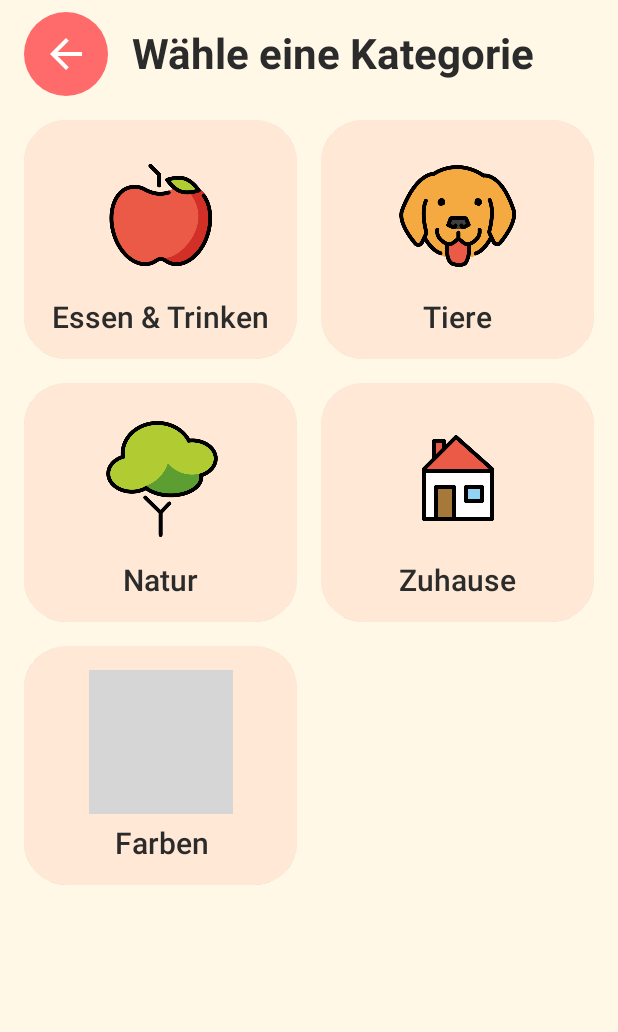
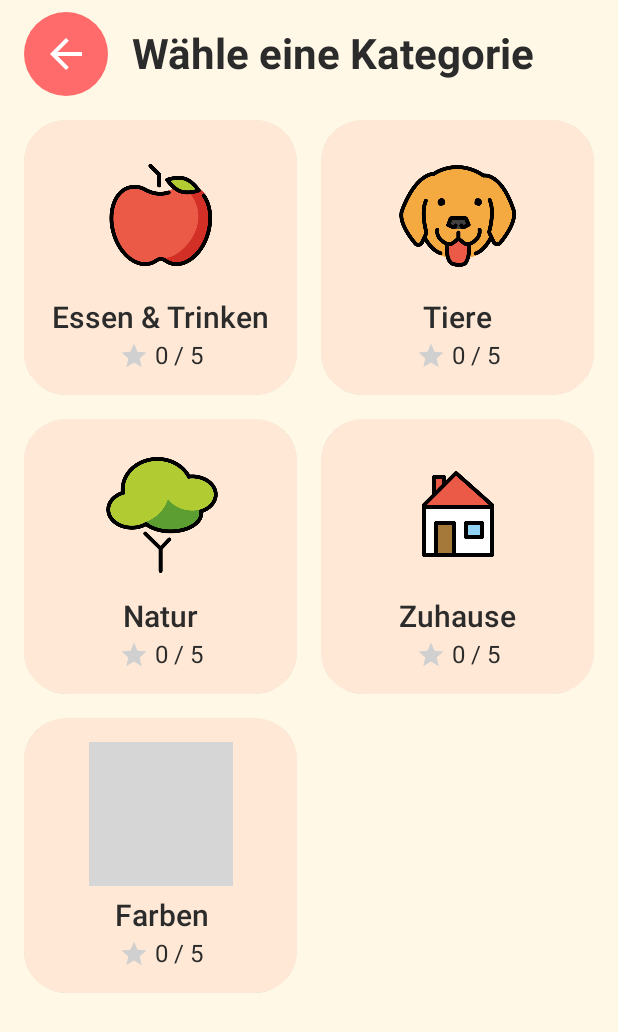
Before and after one commit to SaitTan/TurkischLernApp, an Android app built with Jetpack Compose: the WordCategoriesScreen screen opened through its navigation route, on a phone screen of 412 x 824 dp. Shown: the top 1032 px of the screen. Run offline under Robolectric (Android 15) with nearby library versions, the phone set to English and light mode, and no system bars; grey boxes are pictures that could not be loaded.

```diff
--- a/app/build.gradle.kts
+++ b/app/build.gradle.kts
@@ -71,6 +71,7 @@ dependencies {
     implementation("androidx.compose.material:material-icons-extended")
 
     implementation("androidx.navigation:navigation-compose:2.8.1")
+    implementation("androidx.datastore:datastore-preferences:1.1.1")
 
     implementation("nl.dionsegijn:konfetti-compose:2.0.4")
 
--- a/app/src/main/kotlin/com/saittan/turkischlernen/MainActivity.kt
+++ b/app/src/main/kotlin/com/saittan/turkischlernen/MainActivity.kt
@@ -7,19 +7,29 @@ import androidx.compose.foundation.layout.fillMaxSize
 import androidx.compose.material3.Surface
 import androidx.compose.runtime.Composable
 import androidx.compose.runtime.DisposableEffect
+import androidx.compose.runtime.collectAsState
+import androidx.compose.runtime.getValue
+import androidx.compose.runtime.mutableStateOf
 import androidx.compose.runtime.remember
+import androidx.compose.runtime.rememberCoroutineScope
+import androidx.compose.runtime.saveable.rememberSaveable
+import androidx.compose.runtime.setValue
 import androidx.compose.ui.Modifier
 import androidx.compose.ui.platform.LocalContext
 import androidx.navigation.compose.NavHost
 import androidx.navigation.compose.composable
 import androidx.navigation.compose.rememberNavController
 import com.saittan.turkischlernen.audio.AudioManager
+import com.saittan.turkischlernen.audio.TtsStatus
+import com.saittan.turkischlernen.data.repository.ProgressRepository
 import com.saittan.turkischlernen.data.repository.WordRepository
+import com.saittan.turkischlernen.ui.components.TtsMissingDialog
 import com.saittan.turkischlernen.ui.screens.HomeScreen
 import com.saittan.turkischlernen.ui.screens.SituationsScreen
 import com.saittan.turkischlernen.ui.screens.WordCategoriesScreen
 import com.saittan.turkischlernen.ui.screens.WordLearningScreen
 import com.saittan.turkischlernen.ui.theme.TurkischLernenTheme
+import kotlinx.coroutines.launch
 
 class MainActivity : ComponentActivity() {
 
@@ -39,15 +49,28 @@ class MainActivity : ComponentActivity() {
 private fun AppRoot() {
     val context = LocalContext.current
     val audio = remember { AudioManager(context) }
+    val progress = remember { ProgressRepository(context) }
+    val scope = rememberCoroutineScope()
+
     DisposableEffect(Unit) {
         onDispose { audio.shutdown() }
     }
+
+    val ttsStatus by audio.status.collectAsState()
+    var dialogDismissed by rememberSaveable { mutableStateOf(false) }
+    if (ttsStatus == TtsStatus.TurkishMissing && !dialogDismissed) {
+        TtsMissingDialog(onDismiss = { dialogDismissed = true })
+    }
+
+    val learnedWords by progress.learnedWords.collectAsState(initial = emptySet())
 
     val navController = rememberNavController()
 
     NavHost(navController = navController, startDestination = Routes.HOME) {
         composable(Routes.HOME) {
             HomeScreen(
+                totalWords = WordRepository.totalWordCount,
+                learnedCount = learnedWords.size.coerceAtMost(WordRepository.totalWordCount),
                 onWordsClick = { navController.navigate(Routes.WORD_CATEGORIES) },
                 onSituationsClick = { navController.navigate(Routes.SITUATIONS) },
             )
@@ -55,6 +78,7 @@ private fun AppRoot() {
         composable(Routes.WORD_CATEGORIES) {
             WordCategoriesScreen(
                 categories = WordRepository.categories,
+                learnedWords = learnedWords,
                 onBack = { navController.popBackStack() },
                 onCategoryClick = { categoryId ->
                     navController.navigate("${Routes.WORD_LEARNING}/$categoryId")
@@ -68,6 +92,10 @@ private fun AppRoot() {
                 WordLearningScreen(
                     category = category,
                     audio = audio,
+                    learnedWords = learnedWords,
+                    onCorrect = { word ->
+                        scope.launch { progress.markLearned(category.id, word.turkish) }
+                    },
                     onBack = { navController.popBackStack() },
                 )
             }
--- a/app/src/main/kotlin/com/saittan/turkischlernen/audio/AudioManager.kt
+++ b/app/src/main/kotlin/com/saittan/turkischlernen/audio/AudioManager.kt
@@ -5,7 +5,12 @@ import android.media.MediaPlayer
 import android.speech.tts.TextToSpeech
 import android.util.Log
 import androidx.annotation.RawRes
+import kotlinx.coroutines.flow.MutableStateFlow
+import kotlinx.coroutines.flow.StateFlow
+import kotlinx.coroutines.flow.asStateFlow
 import java.util.Locale
+
+enum class TtsStatus { Initializing, Ready, TurkishMissing }
 
 /**
  * Spielt Audio ab. Bevorzugt vorgefertigte MP3/OGG-Dateien aus res/raw;
@@ -17,17 +22,21 @@ class AudioManager(context: Context) {
     private var mediaPlayer: MediaPlayer? = null
     private var tts: TextToSpeech? = null
     private var ttsReady = false
-    private var turkishAvailable = false
+
+    private val _status = MutableStateFlow(TtsStatus.Initializing)
+    val status: StateFlow<TtsStatus> = _status.asStateFlow()
 
     init {
-        tts = TextToSpeech(appContext) { status ->
-            if (status == TextToSpeech.SUCCESS) {
+        tts = TextToSpeech(appContext) { initStatus ->
+            if (initStatus == TextToSpeech.SUCCESS) {
                 val result = tts?.setLanguage(Locale("tr", "TR"))
-                turkishAvailable = result != TextToSpeech.LANG_MISSING_DATA &&
+                val turkishOk = result != TextToSpeech.LANG_MISSING_DATA &&
                     result != TextToSpeech.LANG_NOT_SUPPORTED
                 ttsReady = true
+                _status.value = if (turkishOk) TtsStatus.Ready else TtsStatus.TurkishMissing
             } else {
-                Log.w(TAG, "TTS init failed: $status")
+                Log.w(TAG, "TTS init failed: $initStatus")
+                _status.value = TtsStatus.TurkishMissing
             }
         }
     }
@@ -43,8 +52,6 @@ class AudioManager(context: Context) {
         }
         speakTts(text)
     }
-
-    fun isTurkishVoiceAvailable(): Boolean = ttsReady && turkishAvailable
 
     private fun speakTts(text: String) {
         val engine = tts ?: return
--- /dev/null
+++ b/app/src/main/kotlin/com/saittan/turkischlernen/data/repository/ProgressRepository.kt
@@ -0,0 +1,33 @@
+package com.saittan.turkischlernen.data.repository
+
+import android.content.Context
+import androidx.datastore.core.DataStore
+import androidx.datastore.preferences.core.Preferences
+import androidx.datastore.preferences.core.edit
+import androidx.datastore.preferences.core.stringSetPreferencesKey
+import androidx.datastore.preferences.preferencesDataStore
+import kotlinx.coroutines.flow.Flow
+import kotlinx.coroutines.flow.map
+
+private val Context.progressDataStore: DataStore<Preferences> by preferencesDataStore(name = "progress")
+
+class ProgressRepository(context: Context) {
+
+    private val store = context.applicationContext.progressDataStore
+
+    val learnedWords: Flow<Set<String>> = store.data.map { prefs ->
+        prefs[LEARNED_WORDS] ?: emptySet()
+    }
+
+    suspend fun markLearned(categoryId: String, turkish: String) {
+        store.edit { prefs ->
+            val current = prefs[LEARNED_WORDS] ?: emptySet()
+            prefs[LEARNED_WORDS] = current + token(categoryId, turkish)
+        }
+    }
+
+    companion object {
+        private val LEARNED_WORDS = stringSetPreferencesKey("learned_words")
+        fun token(categoryId: String, turkish: String): String = "$categoryId:$turkish"
+    }
+}
--- a/app/src/main/kotlin/com/saittan/turkischlernen/data/repository/WordRepository.kt
+++ b/app/src/main/kotlin/com/saittan/turkischlernen/data/repository/WordRepository.kt
@@ -70,4 +70,6 @@ object WordRepository {
     )
 
     fun categoryById(id: String): Category? = categories.firstOrNull { it.id == id }
+
+    val totalWordCount: Int = categories.sumOf { it.words.size }
 }
--- a/app/src/main/kotlin/com/saittan/turkischlernen/ui/screens/HomeScreen.kt
+++ b/app/src/main/kotlin/com/saittan/turkischlernen/ui/screens/HomeScreen.kt
@@ -1,8 +1,8 @@
 package com.saittan.turkischlernen.ui.screens
 
+import androidx.compose.foundation.Image
 import androidx.compose.foundation.background
 import androidx.compose.foundation.clickable
-import androidx.compose.foundation.layout.Arrangement
 import androidx.compose.foundation.layout.Box
 import androidx.compose.foundation.layout.Column
 import androidx.compose.foundation.layout.Spacer
@@ -12,7 +12,7 @@ import androidx.compose.foundation.layout.fillMaxWidth
 import androidx.compose.foundation.layout.height
 import androidx.compose.foundation.layout.padding
 import androidx.compose.foundation.layout.size
-import androidx.compose.foundation.layout.statusBars
+import androidx.compose.foundation.layout.systemBars
 import androidx.compose.foundation.layout.windowInsetsPadding
 import androidx.compose.foundation.shape.RoundedCornerShape
 import androidx.compose.material3.MaterialTheme
@@ -27,11 +27,12 @@ import androidx.compose.ui.res.painterResource
 import androidx.compose.ui.res.stringResource
 import androidx.compose.ui.text.style.TextAlign
 import androidx.compose.ui.unit.dp
-import androidx.compose.foundation.Image
 import com.saittan.turkischlernen.R
 
 @Composable
 fun HomeScreen(
+    totalWords: Int,
+    learnedCount: Int,
     onWordsClick: () -> Unit,
     onSituationsClick: () -> Unit,
 ) {
@@ -39,7 +40,7 @@ fun HomeScreen(
         modifier = Modifier
             .fillMaxSize()
             .background(MaterialTheme.colorScheme.background)
-            .windowInsetsPadding(WindowInsets.statusBars)
+            .windowInsetsPadding(WindowInsets.systemBars)
             .padding(24.dp),
         horizontalAlignment = Alignment.CenterHorizontally,
     ) {
@@ -55,7 +56,13 @@ fun HomeScreen(
             color = MaterialTheme.colorScheme.onBackground,
             textAlign = TextAlign.Center,
         )
-        Spacer(Modifier.height(48.dp))
+        Spacer(Modifier.height(8.dp))
+        Text(
+            text = stringResource(R.string.home_progress, learnedCount, totalWords),
+            style = MaterialTheme.typography.bodyLarge,
+            color = MaterialTheme.colorScheme.secondary,
+        )
+        Spacer(Modifier.height(32.dp))
 
         HomeTile(
             iconResId = R.drawable.openmoji_food_cat,
--- a/app/src/main/kotlin/com/saittan/turkischlernen/ui/screens/SituationsScreen.kt
+++ b/app/src/main/kotlin/com/saittan/turkischlernen/ui/screens/SituationsScreen.kt
@@ -7,6 +7,7 @@ import androidx.compose.foundation.background
 import androidx.compose.foundation.clickable
 import androidx.compose.foundation.layout.Arrangement
 import androidx.compose.foundation.layout.Column
+import androidx.compose.foundation.layout.PaddingValues
 import androidx.compose.foundation.layout.Spacer
 import androidx.compose.foundation.layout.WindowInsets
 import androidx.compose.foundation.layout.fillMaxSize
@@ -14,7 +15,7 @@ import androidx.compose.foundation.layout.fillMaxWidth
 import androidx.compose.foundation.layout.height
 import androidx.compose.foundation.layout.padding
 import androidx.compose.foundation.layout.size
-import androidx.compose.foundation.layout.statusBars
+import androidx.compose.foundation.layout.systemBars
 import androidx.compose.foundation.layout.windowInsetsPadding
 import androidx.compose.foundation.lazy.grid.GridCells
 import androidx.compose.foundation.lazy.grid.LazyVerticalGrid
@@ -56,7 +57,7 @@ fun SituationsScreen(
         modifier = Modifier
             .fillMaxSize()
             .background(MaterialTheme.colorScheme.background)
-            .windowInsetsPadding(WindowInsets.statusBars)
+            .windowInsetsPadding(WindowInsets.systemBars)
             .padding(horizontal = 16.dp),
     ) {
         BackBar(title = stringResource(R.string.situations_tile), onBack = onBack)
@@ -76,6 +77,7 @@ fun SituationsScreen(
             columns = GridCells.Fixed(2),
             horizontalArrangement = Arrangement.spacedBy(12.dp),
             verticalArrangement = Arrangement.spacedBy(12.dp),
+            contentPadding = PaddingValues(bottom = 24.dp),
             modifier = Modifier.fillMaxWidth(),
         ) {
             items(situations) { situation ->
--- a/app/src/main/kotlin/com/saittan/turkischlernen/ui/screens/WordCategoriesScreen.kt
+++ b/app/src/main/kotlin/com/saittan/turkischlernen/ui/screens/WordCategoriesScreen.kt
@@ -3,7 +3,10 @@ package com.saittan.turkischlernen.ui.screens
 import androidx.compose.foundation.Image
 import androidx.compose.foundation.background
 import androidx.compose.foundation.clickable
+import androidx.compose.foundation.layout.Arrangement
 import androidx.compose.foundation.layout.Column
+import androidx.compose.foundation.layout.PaddingValues
+import androidx.compose.foundation.layout.Row
 import androidx.compose.foundation.layout.Spacer
 import androidx.compose.foundation.layout.WindowInsets
 import androidx.compose.foundation.layout.fillMaxSize
@@ -11,12 +14,15 @@ import androidx.compose.foundation.layout.fillMaxWidth
 import androidx.compose.foundation.layout.height
 import androidx.compose.foundation.layout.padding
 import androidx.compose.foundation.layout.size
-import androidx.compose.foundation.layout.statusBars
+import androidx.compose.foundation.layout.systemBars
 import androidx.compose.foundation.layout.windowInsetsPadding
 import androidx.compose.foundation.lazy.grid.GridCells
 import androidx.compose.foundation.lazy.grid.LazyVerticalGrid
 import androidx.compose.foundation.lazy.grid.items
 import androidx.compose.foundation.shape.RoundedCornerShape
+import androidx.compose.material.icons.Icons
+import androidx.compose.material.icons.filled.Star
+import androidx.compose.material3.Icon
 import androidx.compose.material3.MaterialTheme
 import androidx.compose.material3.Surface
 import androidx.compose.material3.Text
@@ -24,17 +30,20 @@ import androidx.compose.runtime.Composable
 import androidx.compose.ui.Alignment
 import androidx.compose.ui.Modifier
 import androidx.compose.ui.draw.clip
+import androidx.compose.ui.graphics.Color
+import androidx.compose.ui.res.painterResource
 import androidx.compose.ui.res.stringResource
 import androidx.compose.ui.text.style.TextAlign
 import androidx.compose.ui.unit.dp
-import androidx.compose.foundation.layout.Arrangement
 import com.saittan.turkischlernen.R
 import com.saittan.turkischlernen.data.models.Category
+import com.saittan.turkischlernen.data.repository.ProgressRepository
 import com.saittan.turkischlernen.ui.components.BackBar
 
 @Composable
 fun WordCategoriesScreen(
     categories: List<Category>,
+    learnedWords: Set<String>,
     onBack: () -> Unit,
     onCategoryClick: (String) -> Unit,
 ) {
@@ -42,7 +51,7 @@ fun WordCategoriesScreen(
         modifier = Modifier
             .fillMaxSize()
             .background(MaterialTheme.colorScheme.background)
-            .windowInsetsPadding(WindowInsets.statusBars)
+            .windowInsetsPadding(WindowInsets.systemBars)
             .padding(horizontal = 16.dp),
     ) {
         BackBar(title = stringResource(R.string.categories_title), onBack = onBack)
@@ -51,17 +60,31 @@ fun WordCategoriesScreen(
             columns = GridCells.Fixed(2),
             horizontalArrangement = Arrangement.spacedBy(16.dp),
             verticalArrangement = Arrangement.spacedBy(16.dp),
+            contentPadding = PaddingValues(bottom = 24.dp),
             modifier = Modifier.fillMaxWidth(),
         ) {
             items(categories) { category ->
-                CategoryTile(category = category, onClick = { onCategoryClick(category.id) })
+                val learnedInCategory = category.words.count { word ->
+                    ProgressRepository.token(category.id, word.turkish) in learnedWords
+                }
+                CategoryTile(
+                    category = category,
+                    learned = learnedInCategory,
+                    total = category.words.size,
+                    onClick = { onCategoryClick(category.id) },
+                )
             }
         }
     }
 }
 
 @Composable
-private fun CategoryTile(category: Category, onClick: () -> Unit) {
+private fun CategoryTile(
+    category: Category,
+    learned: Int,
+    total: Int,
+    onClick: () -> Unit,
+) {
     Surface(
         modifier = Modifier
             .fillMaxWidth()
@@ -77,7 +100,7 @@ private fun CategoryTile(category: Category, onClick: () -> Unit) {
             horizontalAlignment = Alignment.CenterHorizontally,
         ) {
             Image(
-                painter = androidx.compose.ui.res.painterResource(id = category.iconResId),
+                painter = painterResource(id = category.iconResId),
                 contentDescription = null,
                 modifier = Modifier.size(96.dp),
             )
@@ -88,6 +111,21 @@ private fun CategoryTile(category: Category, onClick: () -> Unit) {
                 color = MaterialTheme.colorScheme.onBackground,
                 textAlign = TextAlign.Center,
             )
+            Spacer(Modifier.height(4.dp))
+            Row(verticalAlignment = Alignment.CenterVertically) {
+                Icon(
+                    imageVector = Icons.Filled.Star,
+                    contentDescription = null,
+                    tint = if (learned > 0) Color(0xFFFFC107) else Color(0xFFD0D0D0),
+                    modifier = Modifier.size(20.dp),
+                )
+                Spacer(Modifier.size(4.dp))
+                Text(
+                    text = stringResource(R.string.progress_short, learned, total),
+                    style = MaterialTheme.typography.bodyMedium,
+                    color = MaterialTheme.colorScheme.onBackground,
+                )
+            }
         }
     }
 }
--- a/app/src/main/res/values/strings.xml
+++ b/app/src/main/res/values/strings.xml
@@ -9,7 +9,11 @@
     <string name="categories_title">Wähle eine Kategorie</string>
     <string name="praise">Super gemacht! 🌟</string>
     <string name="tts_missing_title">Türkisch-Stimme fehlt</string>
-    <string name="tts_missing_message">Bitte installiere in den Android-Einstellungen unter „Sprache und Eingabe → Text-zu-Sprache" eine türkische Stimme (tr-TR).</string>
+    <string name="tts_missing_message">Damit die App spricht, brauchst du eine türkische Stimme. Öffne die Einstellungen → Sprache &amp; Eingabe → Text-zu-Sprache und installiere „Türkisch (Türkei)".</string>
+    <string name="tts_open_settings">Einstellungen öffnen</string>
+    <string name="tts_dismiss">Später</string>
+    <string name="progress_short">%1$d / %2$d</string>
+    <string name="home_progress">Schon gelernt: %1$d von %2$d</string>
     <string name="back">Zurück</string>
     <string name="next_word">Nächstes Wort</string>
     <string name="known_word_marker">Schon bekannt</string>
```
Also changed, not shown: app/src/main/kotlin/com/saittan/turkischlernen/ui/components/TtsMissingDialog.kt (added, +53 -0 lines), app/src/main/kotlin/com/saittan/turkischlernen/ui/screens/WordLearningScreen.kt (+10 -3 lines).
